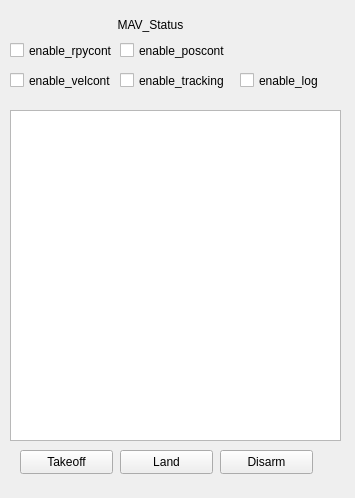
Above: src/rqt_quadcoptergui/QuadCopterwidget.ui from garimellagowtham/rqt_quadcoptergui before the change. Below: the same form after it.
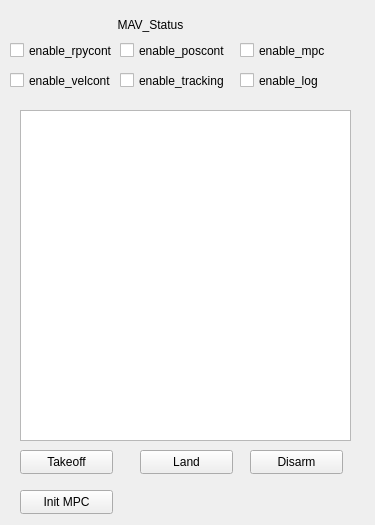
That is the form after the change.

Commit message: Added enable_mpccontrol and initialize mpc features to gui

```diff
--- a/src/rqt_quadcoptergui/QuadCopterwidget.ui
+++ b/src/rqt_quadcoptergui/QuadCopterwidget.ui
@@ -6,8 +6,8 @@
    <rect>
     <x>0</x>
     <y>0</y>
-    <width>355</width>
-    <height>498</height>
+    <width>375</width>
+    <height>525</height>
    </rect>
   </property>
   <property name="windowTitle">
@@ -16,7 +16,7 @@
   <widget class="QPushButton" name="Landbutton">
    <property name="geometry">
     <rect>
-     <x>120</x>
+     <x>140</x>
      <y>450</y>
      <width>93</width>
      <height>24</height>
@@ -29,7 +29,7 @@
   <widget class="QTextBrowser" name="textBrowser">
    <property name="geometry">
     <rect>
-     <x>10</x>
+     <x>20</x>
      <y>110</y>
      <width>331</width>
      <height>331</height>
@@ -68,7 +68,7 @@
   <widget class="QPushButton" name="Disarmbutton">
    <property name="geometry">
     <rect>
-     <x>220</x>
+     <x>250</x>
      <y>450</y>
      <width>93</width>
      <height>24</height>
@@ -83,7 +83,7 @@
     <rect>
      <x>240</x>
      <y>70</y>
-     <width>79</width>
+     <width>91</width>
      <height>21</height>
     </rect>
    </property>
@@ -143,6 +143,32 @@
     <string>enable_poscont</string>
    </property>
   </widget>
+  <widget class="QPushButton" name="InitiializeMPCButton">
+   <property name="geometry">
+    <rect>
+     <x>20</x>
+     <y>490</y>
+     <width>93</width>
+     <height>24</height>
+    </rect>
+   </property>
+   <property name="text">
+    <string>Init MPC</string>
+   </property>
+  </widget>
+  <widget class="QCheckBox" name="mpc_state_checkbox">
+   <property name="geometry">
+    <rect>
+     <x>240</x>
+     <y>40</y>
+     <width>91</width>
+     <height>21</height>
+    </rect>
+   </property>
+   <property name="text">
+    <string>enable_mpc</string>
+   </property>
+  </widget>
  </widget>
  <resources/>
  <connections/>
```
The commit also changes 2 other files.
